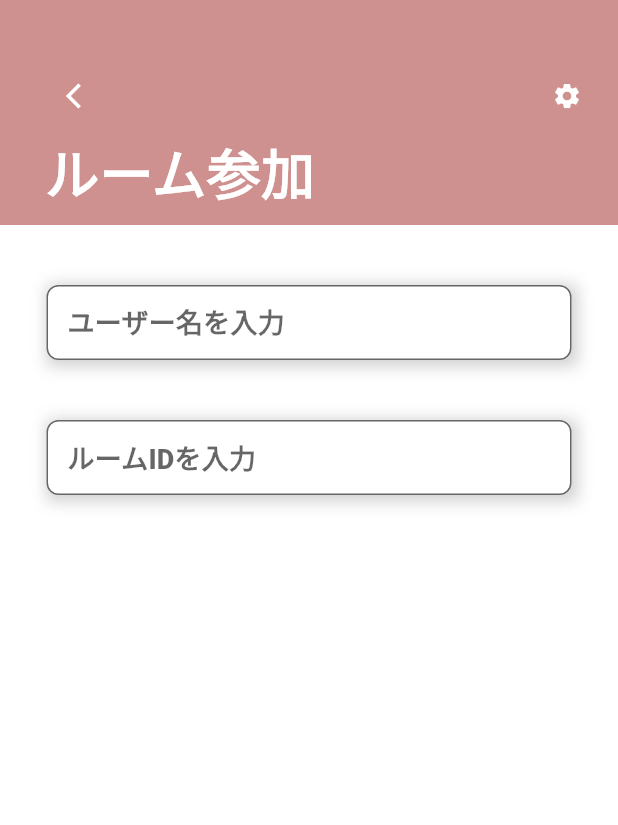
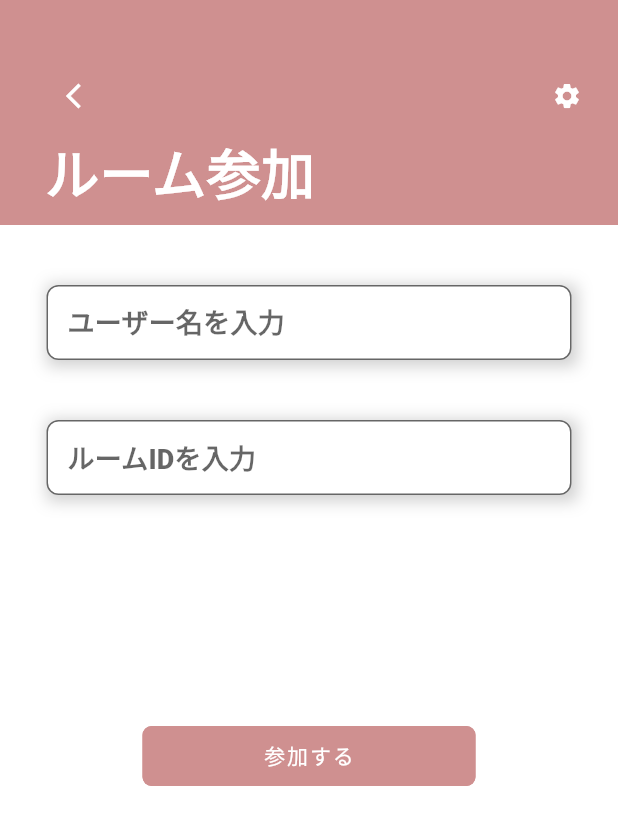
Before and after one commit to Tanesan/spajam2022, a Flutter app: the RoomEnterPage screen opened by its route, on a phone screen of 412 x 824 dp. Shown: the top 825 px of the screen. Run offline on Flutter 3.47's test engine with Material 2 defaults, Android fonts, the phone set to English and light mode, and no system bars; our stand-ins replace firebase_core, firebase_database, firebase_storage, flutter_countdown_timer, google_fonts; accounts and stored records are empty.

```diff
--- a/lib/ui/pages/room_create_page.dart
+++ b/lib/ui/pages/room_create_page.dart
@@ -1,9 +1,9 @@
 import 'package:flutter/material.dart';
-import 'package:spajam2022/ui/pages/room_roby_page.dart';
 
 import '../../services/room_service.dart';
 import '../components/header_customized.dart';
 import '../components/text_field_custom.dart';
+import 'room_roby_page.dart';
 
 class RoomCreatePage extends StatefulWidget {
   const RoomCreatePage({Key? key}) : super(key: key);
--- a/lib/ui/pages/room_enter_page.dart
+++ b/lib/ui/pages/room_enter_page.dart
@@ -1,7 +1,10 @@
 import 'package:flutter/material.dart';
+import 'package:spajam2022/ui/pages/room_roby_page.dart';
 
+import '../../services/room_service.dart';
 import '../components/header_customized.dart';
 import '../components/text_field_custom.dart';
+import '../styles/app_color.dart';
 
 class RoomEnterPage extends StatefulWidget {
   const RoomEnterPage({Key? key}) : super(key: key);
@@ -13,27 +16,62 @@ class RoomEnterPage extends StatefulWidget {
 }
 
 class _RoomEnterPageState extends State<RoomEnterPage> {
+  final _controller = TextEditingController();
+
   @override
   Widget build(BuildContext context) {
     return Scaffold(
       backgroundColor: Colors.white,
       body: Column(
         children: [
-            HeaderCustomized(title: "ルーム参加"),
+          const HeaderCustomized(title: "ルーム参加"),
           Padding(
-              padding: EdgeInsets.fromLTRB(0, 40, 0, 0),
-              child:
-                  TextFieldCustom(hintText: "ユーザー名を入力", onPressed: () => null),
+            padding: const EdgeInsets.fromLTRB(0, 40, 0, 0),
+            child: TextFieldCustom(
+              hintText: "ユーザー名を入力",
+              onPressed: () => null,
+              InputController: _controller,
+            ),
           ),
           Padding(
-              padding: EdgeInsets.fromLTRB(0, 40, 0, 0),
+            padding: const EdgeInsets.fromLTRB(0, 40, 0, 0),
             child: TextFieldCustom(
               suffix: "確定",
               hintText: "ルームIDを入力",
-                  onPressed: () =>
-                      Navigator.of(context).pushNamed('/roomroby')),
+              onPressed: () => null,
+            ),
+          ),
+          Padding(
+            padding: const EdgeInsets.fromLTRB(0, 150, 0, 0),
+            child: OutlinedButton(
+              style: OutlinedButton.styleFrom(
+                foregroundColor: Colors.white,
+                backgroundColor: AppColor.primary,
+                side: const BorderSide(color: AppColor.primary),
+                shape: RoundedRectangleBorder(
+                    borderRadius: BorderRadius.circular(6)),
+              ),
+              onPressed: moveNext,
+              child: const SizedBox(
+                width: 190,
+                height: 40,
+                child: Center(child: Text('参加する')),
+              ),
+            ),
           ),
         ],
-        ));
+      ),
+    );
+  }
+
+  void moveNext() async {
+    final name = _controller.text;
+    await enterRoom(name: name);
+
+    if (!mounted) return;
+    Navigator.of(context).pushNamed(
+      RoomRobyPage.routeName,
+      arguments: RoomRobyPageArguments(roomId),
+    );
   }
 }
```
Also changed, not shown: lib/domain/room/room.dart (+48 -1 lines), lib/services/room_service.dart (+8 -42 lines), lib/ui/pages/room_roby_page.dart (+12 -13 lines). Lines whose indentation alone changed are shown as unchanged.
